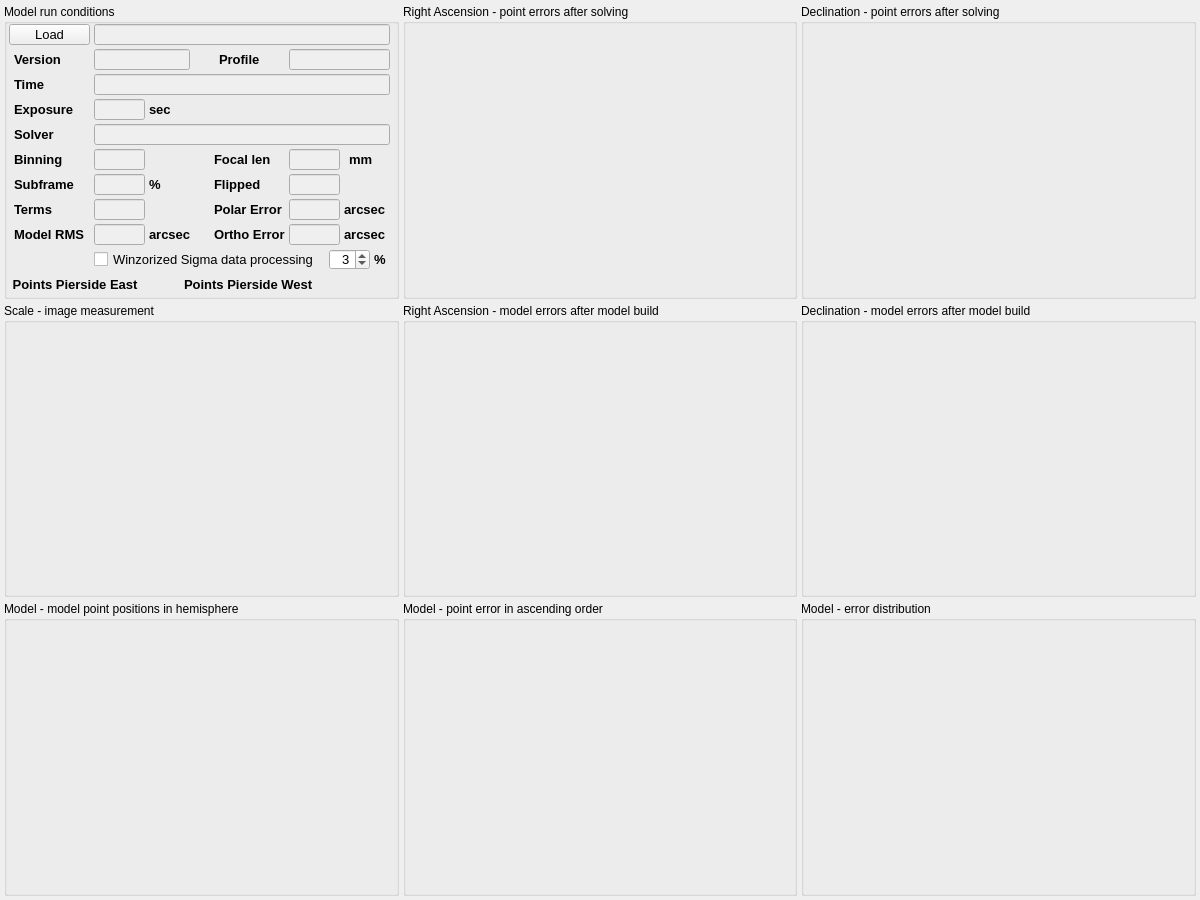
mworion/MountWizzard4, file mw4/gui/widgets/analyse.ui: the form before one commit.
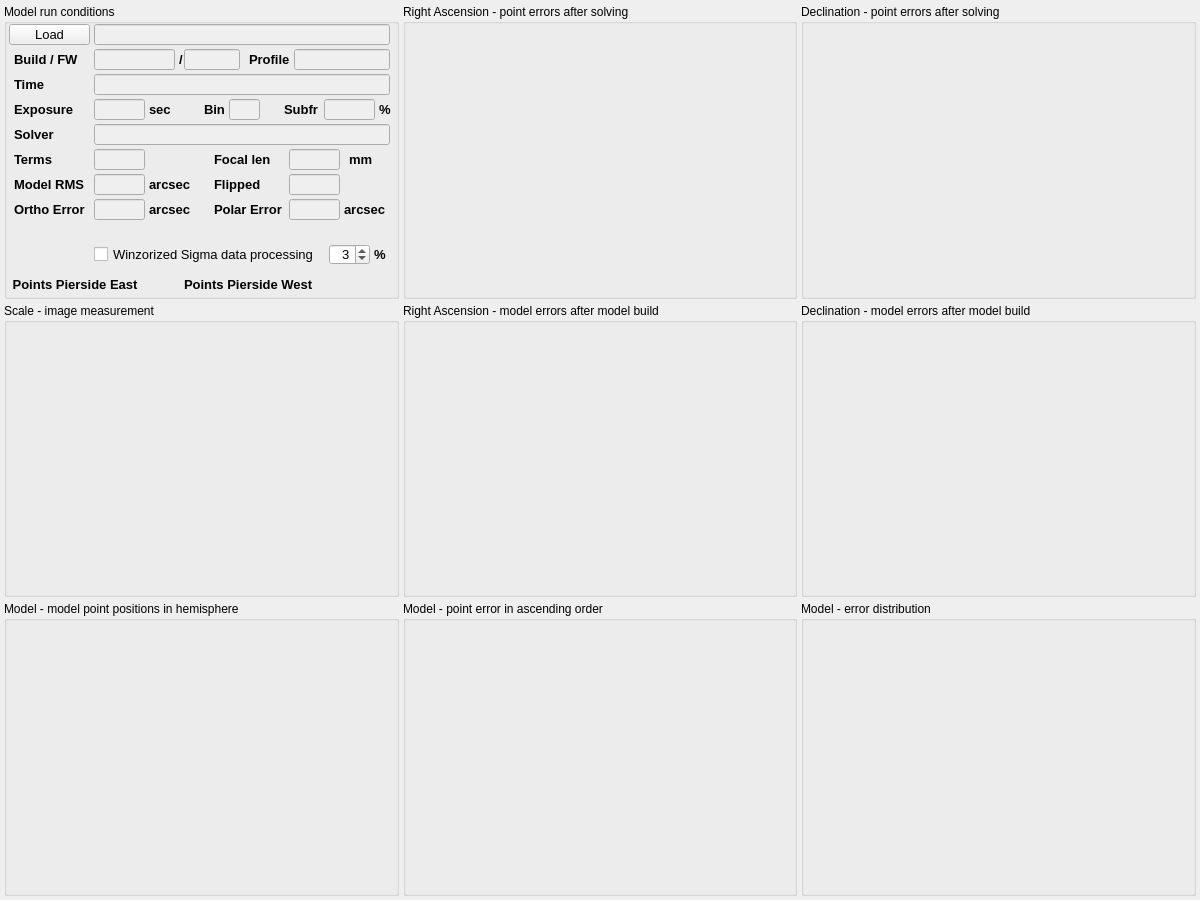
The form after the commit.

Commit message: update firmware into analyse

```diff
--- a/mw4/gui/widgets/analyse.ui
+++ b/mw4/gui/widgets/analyse.ui
@@ -409,9 +409,9 @@
       </property>
       <property name="geometry">
        <rect>
-        <x>90</x>
-        <y>145</y>
-        <width>51</width>
+        <x>225</x>
+        <y>95</y>
+        <width>31</width>
         <height>21</height>
        </rect>
       </property>
@@ -490,8 +490,8 @@
       </property>
       <property name="geometry">
        <rect>
-        <x>90</x>
-        <y>170</y>
+        <x>320</x>
+        <y>95</y>
         <width>51</width>
         <height>21</height>
        </rect>
@@ -569,9 +569,9 @@
      <widget class="QLabel" name="label_3">
       <property name="geometry">
        <rect>
-        <x>10</x>
-        <y>145</y>
-        <width>76</width>
+        <x>200</x>
+        <y>95</y>
+        <width>26</width>
         <height>21</height>
        </rect>
       </property>
@@ -583,7 +583,7 @@
        </font>
       </property>
       <property name="text">
-       <string>Binning</string>
+       <string>Bin</string>
       </property>
      </widget>
      <widget class="QLabel" name="label_4">
@@ -609,9 +609,9 @@
      <widget class="QLabel" name="label_5">
       <property name="geometry">
        <rect>
-        <x>10</x>
-        <y>170</y>
-        <width>76</width>
+        <x>280</x>
+        <y>95</y>
+        <width>41</width>
         <height>21</height>
        </rect>
       </property>
@@ -623,14 +623,14 @@
        </font>
       </property>
       <property name="text">
-       <string>Subframe</string>
+       <string>Subfr</string>
       </property>
      </widget>
      <widget class="QCheckBox" name="winsorizedLimit">
       <property name="geometry">
        <rect>
         <x>90</x>
-        <y>245</y>
+        <y>240</y>
         <width>231</width>
         <height>21</height>
        </rect>
@@ -710,7 +710,7 @@
       <property name="geometry">
        <rect>
         <x>325</x>
-        <y>245</y>
+        <y>240</y>
         <width>41</width>
         <height>21</height>
        </rect>
@@ -760,7 +760,7 @@
       <property name="geometry">
        <rect>
         <x>10</x>
-        <y>195</y>
+        <y>145</y>
         <width>76</width>
         <height>21</height>
        </rect>
@@ -799,8 +799,8 @@
      <widget class="QLabel" name="label_10">
       <property name="geometry">
        <rect>
-        <x>210</x>
-        <y>220</y>
+        <x>10</x>
+        <y>195</y>
         <width>76</width>
         <height>21</height>
        </rect>
@@ -864,8 +864,8 @@
       </property>
       <property name="geometry">
        <rect>
-        <x>285</x>
-        <y>220</y>
+        <x>90</x>
+        <y>195</y>
         <width>51</width>
         <height>21</height>
        </rect>
@@ -907,7 +907,7 @@
       <property name="geometry">
        <rect>
         <x>90</x>
-        <y>195</y>
+        <y>145</y>
         <width>51</width>
         <height>21</height>
        </rect>
@@ -946,7 +946,7 @@
       <property name="geometry">
        <rect>
         <x>10</x>
-        <y>220</y>
+        <y>170</y>
         <width>76</width>
         <height>21</height>
        </rect>
@@ -969,7 +969,7 @@
       <property name="geometry">
        <rect>
         <x>90</x>
-        <y>220</y>
+        <y>170</y>
         <width>51</width>
         <height>21</height>
        </rect>
@@ -1027,8 +1027,8 @@
      <widget class="QLabel" name="label_13">
       <property name="geometry">
        <rect>
-        <x>340</x>
-        <y>220</y>
+        <x>145</x>
+        <y>195</y>
         <width>46</width>
         <height>21</height>
        </rect>
@@ -1048,7 +1048,7 @@
       <property name="geometry">
        <rect>
         <x>145</x>
-        <y>220</y>
+        <y>170</y>
         <width>46</width>
         <height>21</height>
        </rect>
@@ -1067,9 +1067,9 @@
      <widget class="QLabel" name="label_15">
       <property name="geometry">
        <rect>
-        <x>145</x>
-        <y>170</y>
-        <width>46</width>
+        <x>375</x>
+        <y>95</y>
+        <width>16</width>
         <height>21</height>
        </rect>
       </property>
@@ -1089,7 +1089,7 @@
        <rect>
         <x>145</x>
         <y>95</y>
-        <width>46</width>
+        <width>26</width>
         <height>21</height>
        </rect>
       </property>
@@ -1135,7 +1135,7 @@
        <rect>
         <x>90</x>
         <y>45</y>
-        <width>96</width>
+        <width>81</width>
         <height>21</height>
        </rect>
       </property>
@@ -1171,7 +1171,7 @@
        <rect>
         <x>10</x>
         <y>45</y>
-        <width>76</width>
+        <width>81</width>
         <height>21</height>
        </rect>
       </property>
@@ -1183,14 +1183,14 @@
        </font>
       </property>
       <property name="text">
-       <string>Version</string>
+       <string>Build / FW</string>
       </property>
      </widget>
      <widget class="QLabel" name="label_17">
       <property name="geometry">
        <rect>
         <x>370</x>
-        <y>245</y>
+        <y>240</y>
         <width>16</width>
         <height>21</height>
        </rect>
@@ -1212,9 +1212,9 @@
       </property>
       <property name="geometry">
        <rect>
-        <x>285</x>
+        <x>290</x>
         <y>45</y>
-        <width>101</width>
+        <width>96</width>
         <height>21</height>
        </rect>
       </property>
@@ -1248,7 +1248,7 @@
      <widget class="QLabel" name="label_18">
       <property name="geometry">
        <rect>
-        <x>215</x>
+        <x>245</x>
         <y>45</y>
         <width>46</width>
         <height>21</height>
@@ -1347,6 +1347,65 @@
        <string>mm</string>
       </property>
      </widget>
+     <widget class="QLineEdit" name="firmware">
+      <property name="enabled">
+       <bool>false</bool>
+      </property>
+      <property name="geometry">
+       <rect>
+        <x>180</x>
+        <y>45</y>
+        <width>56</width>
+        <height>21</height>
+       </rect>
+      </property>
+      <property name="font">
+       <font>
+        <family>Courier</family>
+        <pointsize>10</pointsize>
+        <weight>50</weight>
+        <bold>false</bold>
+       </font>
+      </property>
+      <property name="mouseTracking">
+       <bool>false</bool>
+      </property>
+      <property name="acceptDrops">
+       <bool>false</bool>
+      </property>
+      <property name="toolTip">
+       <string>Name of Model Points file, where the data is stored. </string>
+      </property>
+      <property name="layoutDirection">
+       <enum>Qt::RightToLeft</enum>
+      </property>
+      <property name="text">
+       <string/>
+      </property>
+      <property name="readOnly">
+       <bool>true</bool>
+      </property>
+     </widget>
+     <widget class="QLabel" name="label_21">
+      <property name="geometry">
+       <rect>
+        <x>175</x>
+        <y>45</y>
+        <width>16</width>
+        <height>21</height>
+       </rect>
+      </property>
+      <property name="font">
+       <font>
+        <pointsize>10</pointsize>
+        <weight>75</weight>
+        <bold>true</bold>
+       </font>
+      </property>
+      <property name="text">
+       <string>/</string>
+      </property>
+     </widget>
     </widget>
    </item>
    <item row="0" column="2">
```
The commit also changes 2 other files.
